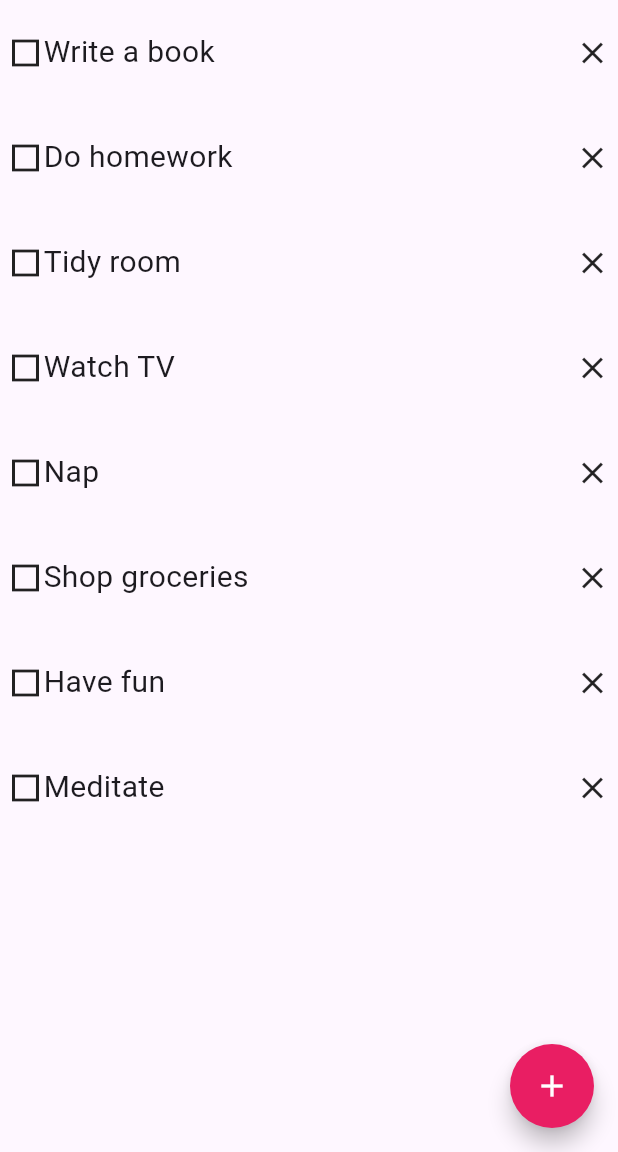
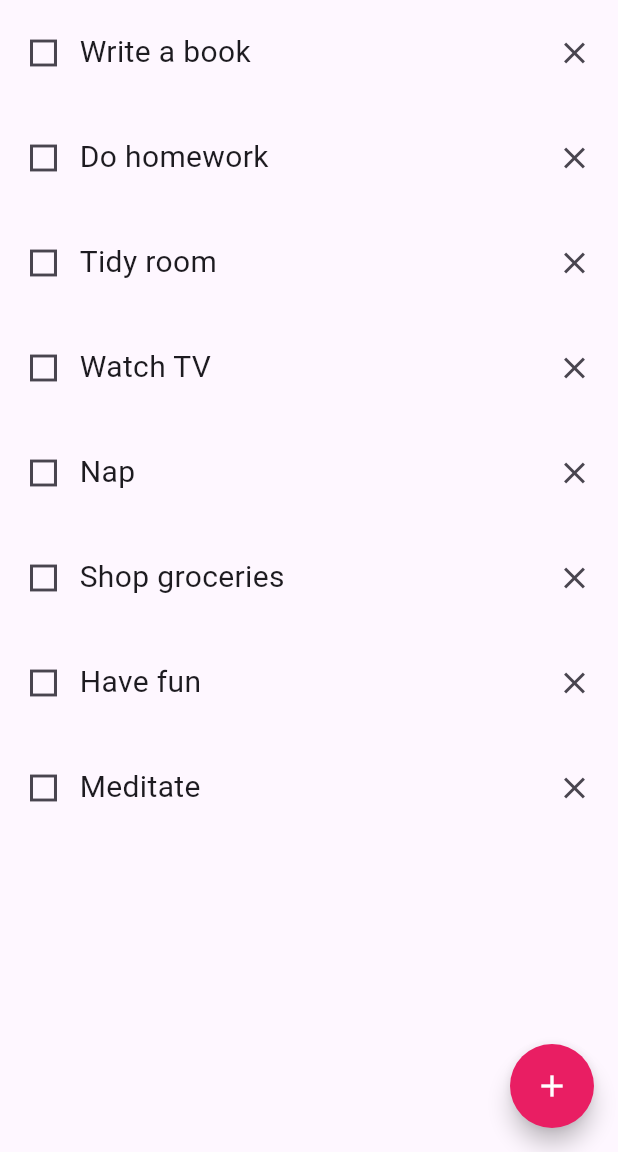
Before and after one commit to gu-tig333-ht25/guslunjofv, a Flutter app: the screen it shows after launch, on a phone screen of 412 x 824 dp, the part 84-1236 px from its top. Run offline on Flutter 3.47's test engine with Material 3 defaults, Android fonts, the phone set to English and light mode, and no system bars.

Commit message:
Add-knappen och kryssa todo funkar
State för add-knappen funkar samt att klicka på krysset för att ta bort ett item. Ändrade också Icon till IconButton för att kunna klicka på dem (men ingen mer funktion än).

```diff
--- a/lib/main.dart
+++ b/lib/main.dart
@@ -1,17 +1,36 @@
 import 'package:flutter/material.dart';
 import 'package:provider/provider.dart';
 
-class MyState{
-  //gör något här!!
+class MyState extends ChangeNotifier{
+  final List<String> _todos = [
+    "Write a book",
+    "Do homework",
+    "Tidy room",
+    "Watch TV",
+    "Nap",
+    "Shop groceries",
+    "Have fun",
+    "Meditate",
+  ];
+
+  List<String> get todos => _todos;
+
+  void addTodo(String title) {
+    _todos.add(title);
+    notifyListeners();
+}
+  void removeTodo(String title) {
+    _todos.remove(title);
+    notifyListeners();
+  }
 }
 
 void main() {
-  MyState state = MyState();
+  //MyState state = MyState();
 
   runApp(
-    Provider(create: (context) => state,
-    child:
-    MyApp(),
+    ChangeNotifierProvider(create: (context) => MyState(),
+    child: MyApp(),
     ),
     );
 }
@@ -28,22 +47,24 @@ class MyApp extends StatelessWidget {
   }
 }
 
-class TodoItem extends StatelessWidget {  //creates a new item in the list, a title/name is required to add
+class TodoItem extends StatelessWidget {  //creates (or removes) a new item in the list, a title/name is required to add
   final String title;
 
   const TodoItem({super.key, required this.title});
 
   @override
   Widget build(BuildContext context) {
+    var state = context.read<MyState>();
+
     return Container(
       height: 60,
       margin: EdgeInsetsGeometry.all(5),
       child: Row(
         children: [
-          Icon(Icons.square_outlined),
+          IconButton(icon: Icon(Icons.square_outlined), onPressed: (){},),  //gör om detta till en iconbutton också (för att kunna kryssa i rutan)??
           Text(title, style: TextStyle(fontSize: 20)),
           Spacer(),
-          Icon(Icons.close),
+          IconButton(icon: Icon(Icons.close), onPressed: () => state.removeTodo(title),), //remove item if user clicks on the iconbutton
         ],
       ),
     );
@@ -58,6 +79,8 @@ class MyHomePage extends StatelessWidget {
 
   @override
   Widget build(BuildContext context) {
+    var state = context.watch<MyState>();
+
     return Scaffold(
       appBar: AppBar(
         backgroundColor: Colors.pink,
@@ -73,16 +96,7 @@ class MyHomePage extends StatelessWidget {
 
       ),
       body: ListView(                            //using the TodoItem class to add a new item in the list, title is required
-        children: [
-          TodoItem(title: 'Write a book'),
-          TodoItem(title: 'Do homework'),
-          TodoItem(title: 'Tidy room'),
-          TodoItem(title: 'Watch TV'),
-          TodoItem(title: 'Nap'),
-          TodoItem(title: 'Shop groceries'),
-          TodoItem(title: 'Have fun'),
-          TodoItem(title: 'Meditate'),
-          ],
+        children: state.todos.map((title) => TodoItem(title: title)).toList(),
           ),
 
       floatingActionButton: FloatingActionButton(              //button to navigate to the next page (AddPage())
@@ -106,6 +120,9 @@ class AddPage extends StatelessWidget{    //the second page
 
   @override
   Widget build(BuildContext context){
+    final TextEditingController controller = TextEditingController();
+    var state = context.read<MyState>();
+
     return Scaffold(
       appBar: AppBar(
         backgroundColor: Colors.pink,
@@ -119,6 +136,8 @@ class AddPage extends StatelessWidget{    //the second page
                 padding: EdgeInsets.all(20),
                 child:
                 TextField(
+                  controller: controller,
+                  enableSuggestions: false,       //the suggestion bar is in the way of the textfield without this (but it's not the best solution...)
                   decoration: InputDecoration(
                     hintText: 'What are you going to do?',
                     border: OutlineInputBorder(borderRadius: BorderRadius.all(Radius.circular(15))),
@@ -127,7 +146,12 @@ class AddPage extends StatelessWidget{    //the second page
                     ),
                 Container(
                   child: TextButton(
-                    child: Text('+ Add', style: TextStyle(color: Colors.black),), onPressed: (){}
+                    child: Text('+ Add', style: TextStyle(color: Colors.black),),
+                    onPressed: (){
+                      if (controller.text.isNotEmpty){
+                        state.addTodo(controller.text);
+                      }
+                    }
                   ),
                 ),
             ],
```
